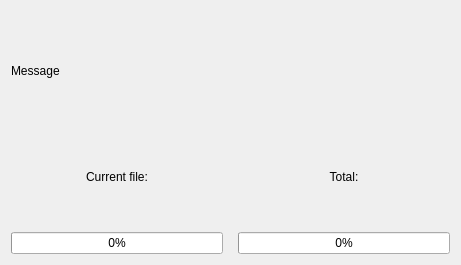
Before: the Qt Designer form src/Action_state_widget.ui in Riateche/ridual, drawn with Qt 5.
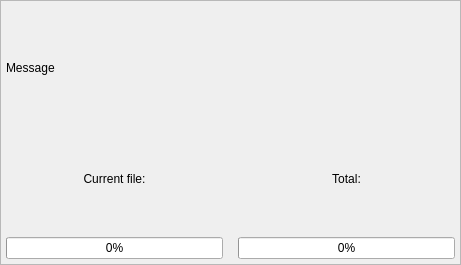
After: the same form once the commit is applied.

The edit to the form file:
```diff
--- a/src/Action_state_widget.ui
+++ b/src/Action_state_widget.ui
@@ -19,7 +19,25 @@
   <property name="windowTitle">
    <string>Form</string>
   </property>
+  <layout class="QGridLayout" name="gridLayout">
+   <property name="margin">
+    <number>0</number>
+   </property>
+   <item row="0" column="0">
+    <widget class="QFrame" name="frame">
+     <property name="frameShape">
+      <enum>QFrame::StyledPanel</enum>
+     </property>
+     <property name="frameShadow">
+      <enum>QFrame::Raised</enum>
+     </property>
   <layout class="QVBoxLayout" name="verticalLayout_3">
+      <property name="spacing">
+       <number>5</number>
+      </property>
+      <property name="margin">
+       <number>5</number>
+      </property>
    <item>
     <widget class="QLabel" name="message">
      <property name="text">
@@ -99,6 +117,10 @@
       </layout>
      </item>
     </layout>
+      </item>
+     </layout>
+     <zorder>message</zorder>
+    </widget>
    </item>
   </layout>
  </widget>
```
Lines whose indentation alone changed are shown as unchanged.
